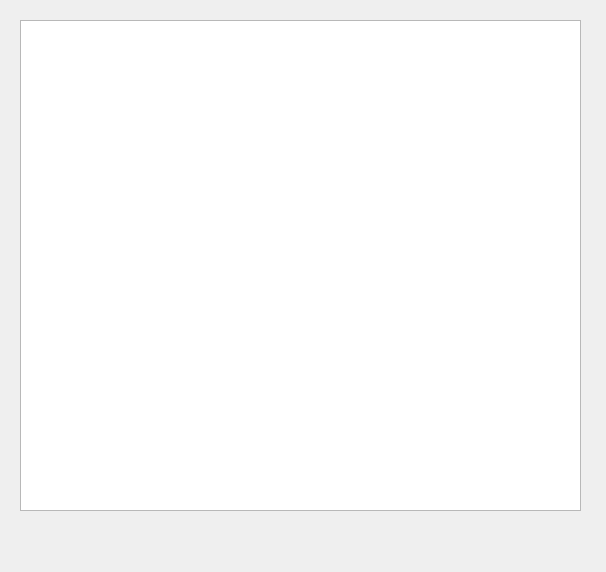
Above: MainLaunch_qt/bighouselist.ui from luohanqing0318/graduation-design before the change. Below: the same form after it.
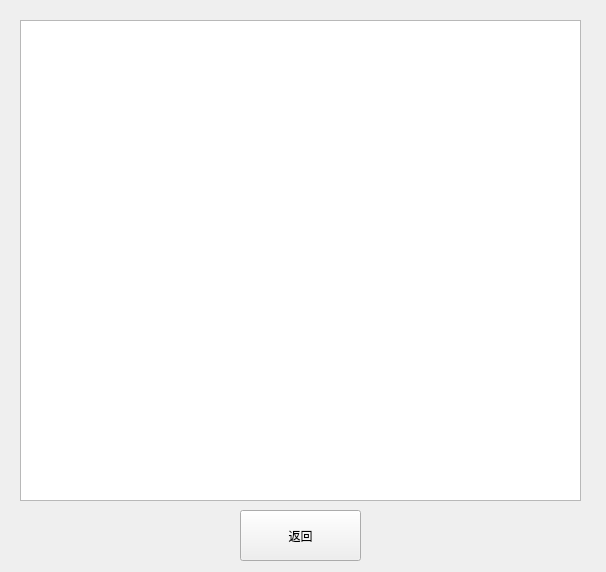
That is the form after the change.

```diff
--- a/MainLaunch_qt/bighouselist.ui
+++ b/MainLaunch_qt/bighouselist.ui
@@ -19,10 +19,26 @@
      <x>20</x>
      <y>20</y>
      <width>561</width>
-     <height>491</height>
+     <height>481</height>
     </rect>
    </property>
   </widget>
+  <widget class="QPushButton" name="pushButton">
+   <property name="geometry">
+    <rect>
+     <x>240</x>
+     <y>510</y>
+     <width>121</width>
+     <height>51</height>
+    </rect>
+   </property>
+   <property name="styleSheet">
+    <string notr="true">font: 25 14pt &quot;Microsoft YaHei&quot;;</string>
+   </property>
+   <property name="text">
+    <string>返回</string>
+   </property>
+  </widget>
  </widget>
  <resources/>
  <connections/>
```
Left out of the diff: 2 changed lines with no effect on the pictures.
